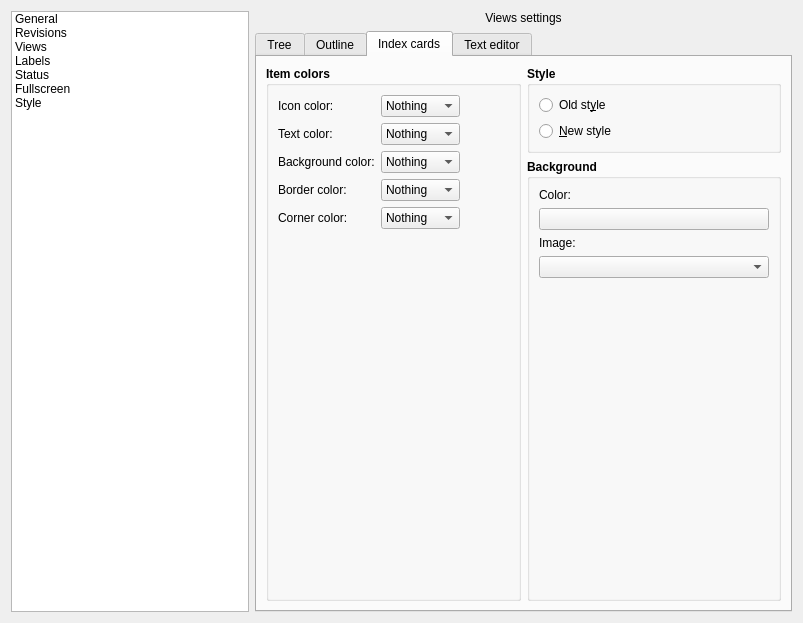
First picture: the form in manuskript/ui/settings_ui.ui, repository MustardBell/manuskript, before the edit.
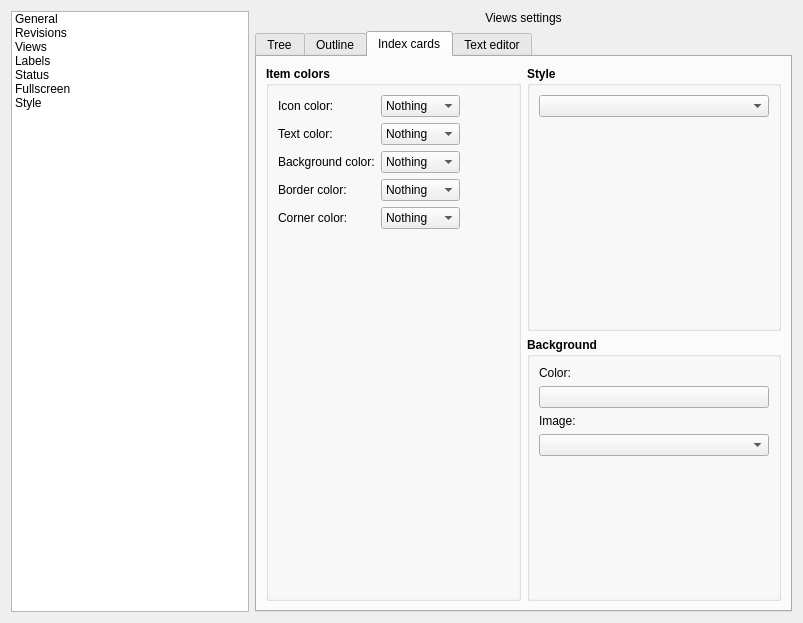
Second picture: the form after the edit. The open tabs and pages were chosen to show the change. Icons and pictures are not drawn.

Commit message: Choose the index card style from a dropdown

```diff
--- a/manuskript/ui/settings_ui.ui
+++ b/manuskript/ui/settings_ui.ui
@@ -1813,28 +1813,29 @@
              </property>
              <layout class="QVBoxLayout" name="verticalLayout_19">
               <item>
-               <widget class="QRadioButton" name="rdoCorkOldStyle">
+               <widget class="QComboBox" name="cmbCorkStyle">
                 <property name="font">
                  <font>
                   <bold>false</bold>
                  </font>
                 </property>
-                <property name="text">
-                 <string>Old st&amp;yle</string>
+                <property name="toolTip">
+                 <string>Index card styles provided by Manuskript and by plugins.</string>
                 </property>
                </widget>
               </item>
               <item>
-               <widget class="QRadioButton" name="rdoCorkNewStyle">
-                <property name="font">
-                 <font>
-                  <bold>false</bold>
-                 </font>
+               <spacer name="verticalSpacer_cork_style">
+                <property name="orientation">
+                 <enum>Qt::Vertical</enum>
                 </property>
-                <property name="text">
-                 <string>&amp;New style</string>
+                <property name="sizeHint" stdset="0">
+                 <size>
+                  <width>20</width>
+                  <height>0</height>
+                 </size>
                 </property>
-               </widget>
+               </spacer>
               </item>
              </layout>
             </widget>
```
The commit also changes 7 other files.
